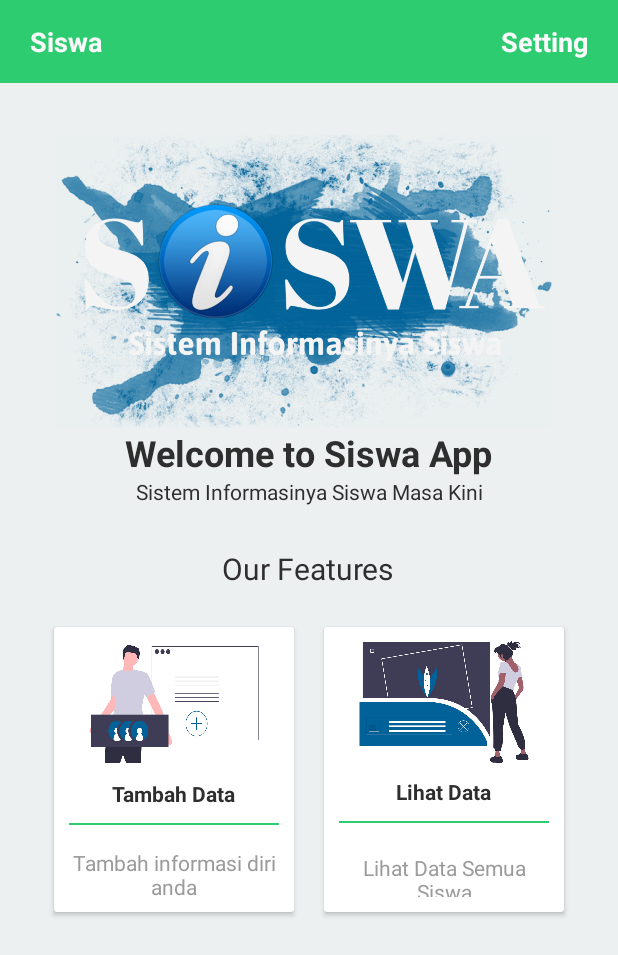
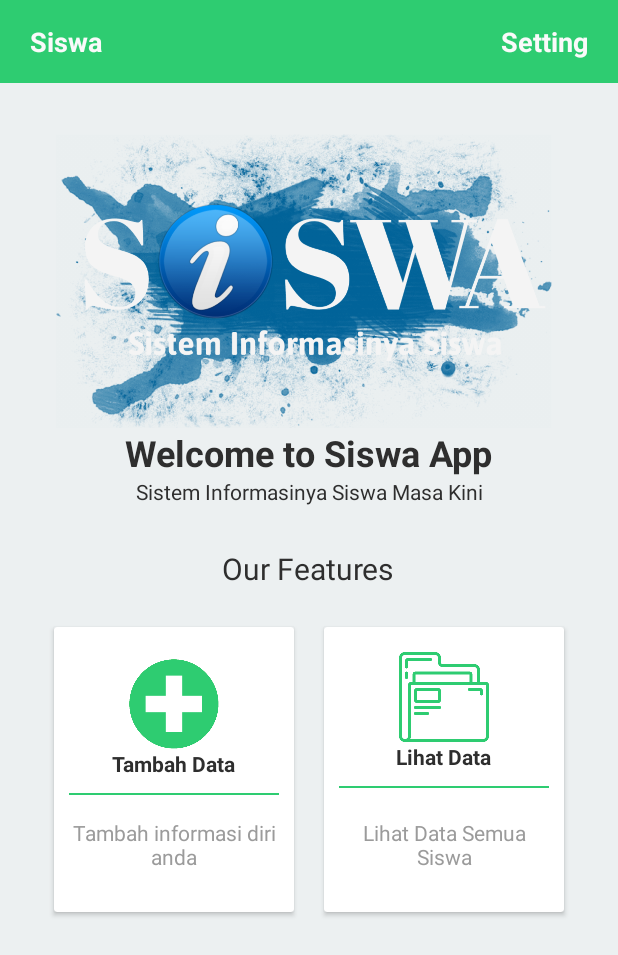
Before and after one commit to PanjiAD/SIswa, an Android app: the screen it shows after launch (MainActivity), on a phone screen of 412 x 824 dp. Shown: the top 955 px of the screen. Run offline under Robolectric (Android 15) with nearby library versions, the phone set to English and light mode, and no system bars.

```diff
--- a/app/src/main/res/layout/activity_main.xml
+++ b/app/src/main/res/layout/activity_main.xml
@@ -136,9 +136,9 @@
                 android:orientation="vertical"
                 android:gravity="center">
                 <ImageView
-                    android:layout_width="140dp"
-                    android:layout_height="100dp"
-                    android:background="@drawable/tambahdata"
+                    android:layout_width="60dp"
+                    android:layout_height="60dp"
+                    android:background="@drawable/add"
                     android:padding="10dp"/>
                 <TextView
                     android:layout_width="wrap_content"
@@ -180,9 +180,9 @@
                 android:orientation="vertical"
                 android:gravity="center">
                 <ImageView
-                    android:layout_width="140dp"
-                    android:layout_height="100dp"
-                    android:background="@drawable/lihatdata"
+                    android:layout_width="60dp"
+                    android:layout_height="60dp"
+                    android:background="@drawable/show"
                     android:padding="10dp"/>
                 <TextView
                     android:layout_width="wrap_content"
--- a/app/src/main/res/layout/fragment_data1.xml
+++ b/app/src/main/res/layout/fragment_data1.xml
@@ -53,6 +53,7 @@
                 android:layout_width="match_parent"
                 android:layout_height="wrap_content"
                 android:hint="Nama Lengkap"
+                android:textColorHint="@color/colorHintDark"
                 android:background="@color/whiteColor"
                 android:paddingLeft="20dp"
                 android:layout_alignBottom="@+id/gambar1"
@@ -85,6 +86,7 @@
                 android:layout_width="match_parent"
                 android:layout_height="wrap_content"
                 android:hint="Email"
+                android:textColorHint="@color/colorHintDark"
                 android:background="@color/whiteColor"
                 android:paddingLeft="20dp"
                 android:layout_alignBottom="@+id/gambar2"
--- a/app/src/main/res/layout/fragment_data3.xml
+++ b/app/src/main/res/layout/fragment_data3.xml
@@ -55,6 +55,7 @@
                 android:gravity="left"
                 android:inputType="textMultiLine"
                 android:hint="Alamat"
+                android:textColorHint="@color/colorHintDark"
                 android:background="@color/whiteColor"
                 android:paddingLeft="20dp"
                 android:layout_alignBottom="@+id/gambar5"
--- a/app/src/main/res/values/attrs.xml
+++ b/app/src/main/res/values/attrs.xml
@@ -7,5 +7,6 @@
         <attr name="bgCard" format="color"/>
         <attr name="fontPrimary" format="color"/>
         <attr name="fontSecondary" format="color"/>
+        <attr name="colorHint" format="color"/>
     </declare-styleable>
 </resources>
--- a/app/src/main/res/values/colors.xml
+++ b/app/src/main/res/values/colors.xml
@@ -2,6 +2,8 @@
 <resources>
     <color name="colorPrimary">#2ecc71</color>
     <color name="colorAccent">#f39c12</color>
+    <color name="colorHintDark">#B6B6B6</color>
+    <color name="colorHint">#6F6F6F</color>
 
     <color name="whiteColor">#fafafa</color>
     <color name="blackColor">#2E2E2E</color>
--- a/app/src/main/res/values/styles.xml
+++ b/app/src/main/res/values/styles.xml
@@ -15,6 +15,7 @@
         <item name="bgCard">@color/bgCard</item>
         <item name="fontPrimary">@color/blackColor</item>
         <item name="fontSecondary">@color/grayColor</item>
+        <item name="colorHint">@color/colorHint</item>
         <item name="windowActionBar">false</item>
         <item name="windowNoTitle">true</item>
     </style>
```
Also changed, not shown: app/src/main/res/layout/activity_tambah_siswa.xml (+15 -1 lines), app/src/main/res/layout/fragment_data2.xml (+2 -12 lines), app/src/main/res/drawable/add.png (added), app/src/main/res/drawable/show.png (added).
